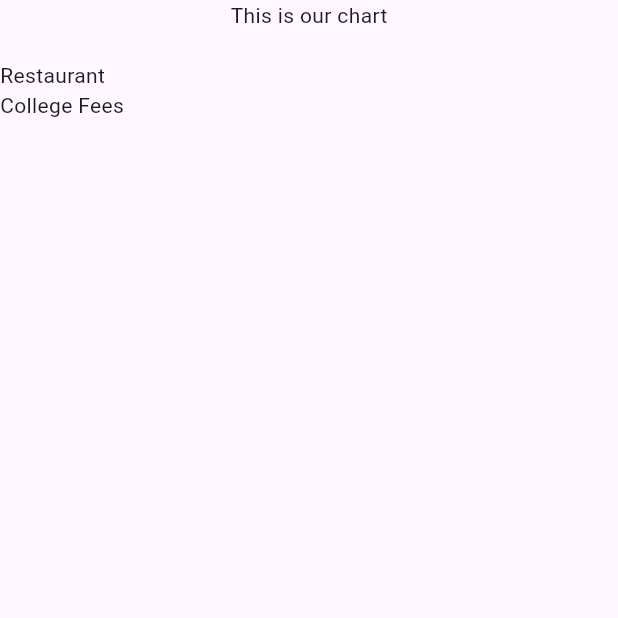
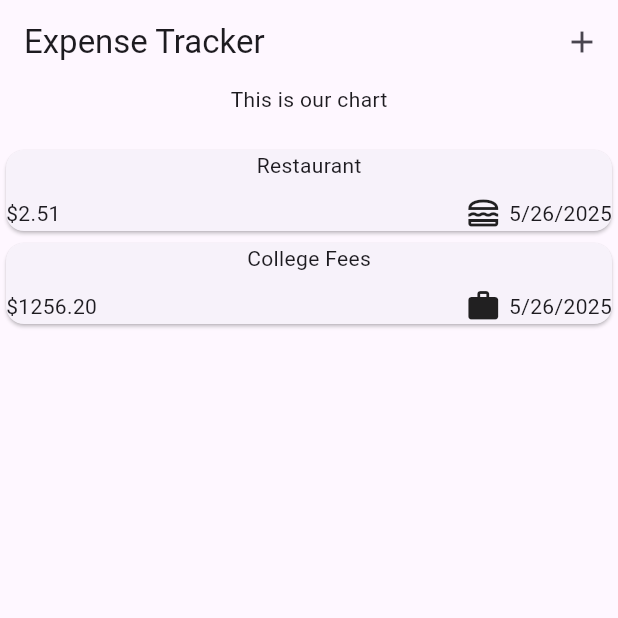
Before and after one commit to PurvaVyawahare/ExpenseTrackerApp, a Flutter app: the screen it shows after launch, on a phone screen of 412 x 824 dp, the top half of it. Run offline on Flutter 3.47's test engine with Material 3 defaults, Android fonts, the phone set to English and light mode, and no system bars.

Commit message:
Created the basic interface without overlay

```diff
--- a/lib/expense.dart
+++ b/lib/expense.dart
@@ -12,12 +12,26 @@ class Expense extends StatefulWidget {
 
 class _ExpenseState extends State<Expense> {
   final List<Expensemodel> _registeredExpense = [
-    Expensemodel(title: 'Restaurant', amount: 2.512, date: DateTime.now()),
-    Expensemodel(title: 'College Fees', amount: 1256.2, date: DateTime.now()),
+    Expensemodel(
+      title: 'Restaurant',
+      amount: 2.512,
+      date: DateTime.now(),
+      category: Category.food,
+    ),
+    Expensemodel(
+      title: 'College Fees',
+      amount: 1256.2,
+      date: DateTime.now(),
+      category: Category.work,
+    ),
   ];
   @override
   Widget build(BuildContext context) {
     return Scaffold(
+      appBar: AppBar(
+        title: Text('Expense Tracker'),
+        actions: [IconButton(onPressed: () {}, icon: Icon(Icons.add))],
+      ),
       body: Column(
         children: [
           Text('This is our chart'),
--- /dev/null
+++ b/lib/expense_item.dart
@@ -0,0 +1,31 @@
+import 'package:expense_tracker/models/expense_model.dart';
+import 'package:flutter/material.dart';
+
+class ExpenseItem extends StatelessWidget {
+  const ExpenseItem({required this.expenses, super.key});
+  final Expensemodel expenses;
+  @override
+  Widget build(BuildContext context) {
+    return Card(
+      child: Column(
+        children: [
+          Text(expenses.title),
+          SizedBox(height: 10),
+          Row(
+            children: [
+              Text('\$${expenses.amount.toStringAsFixed(2)}'),
+              const Spacer(),
+              Row(
+                children: [
+                  Icon(iconCategory[expenses.category]),
+                  SizedBox(width: 5),
+                  Text(expenses.getFormattedDate()),
+                ],
+              ),
+            ],
+          ),
+        ],
+      ),
+    );
+  }
+}
--- a/lib/expense_list.dart
+++ b/lib/expense_list.dart
@@ -1,5 +1,6 @@
 import 'package:expense_tracker/models/expense_model.dart';
 import 'package:flutter/material.dart';
+import 'package:expense_tracker/expense_item.dart';
 
 class ExpenseList extends StatelessWidget {
   const ExpenseList({required this.registeredExpense, super.key});
@@ -9,7 +10,7 @@ class ExpenseList extends StatelessWidget {
     return ListView.builder(
       itemCount: registeredExpense.length,
       itemBuilder: (context, index) {
-        return Text(registeredExpense[index].title);
+        return ExpenseItem(expenses: registeredExpense[index]);
       },
     );
   }
--- a/lib/main.dart
+++ b/lib/main.dart
@@ -2,5 +2,5 @@ import 'package:expense_tracker/expense.dart';
 import 'package:flutter/material.dart';
 
 void main() {
-  runApp(MaterialApp(home: Expense()));
+  runApp(MaterialApp(theme: ThemeData(useMaterial3: true), home: Expense()));
 }
--- a/lib/models/expense_model.dart
+++ b/lib/models/expense_model.dart
@@ -1,12 +1,33 @@
 import 'package:uuid/uuid.dart';
+import 'package:flutter/material.dart';
+import 'package:intl/intl.dart';
 
 final uuid = Uuid();
+final formatter = DateFormat.yMd();
+
+enum Category { food, work, leisure, travel }
+
+final iconCategory = {
+  Category.food: Icons.lunch_dining_outlined,
+  Category.work: Icons.work,
+  Category.leisure: Icons.movie,
+  Category.travel: Icons.flight_takeoff,
+};
 
 class Expensemodel {
-  Expensemodel({required this.title, required this.amount, required this.date})
-    : id = uuid.v4();
+  Expensemodel({
+    required this.title,
+    required this.category,
+    required this.amount,
+    required this.date,
+  }) : id = uuid.v4();
   String id;
   String title;
   double amount;
   DateTime date;
+  Category category;
+
+  String getFormattedDate() {
+    return formatter.format(date);
+  }
 }
--- a/pubspec.yaml
+++ b/pubspec.yaml
@@ -35,6 +35,7 @@ dependencies:
   # Use with the CupertinoIcons class for iOS style icons.
   cupertino_icons: ^1.0.8
   uuid: ^4.5.1
+  intl: ^0.20.2
 
 dev_dependencies:
   flutter_test:
```
Also changed, not shown: pubspec.lock.
